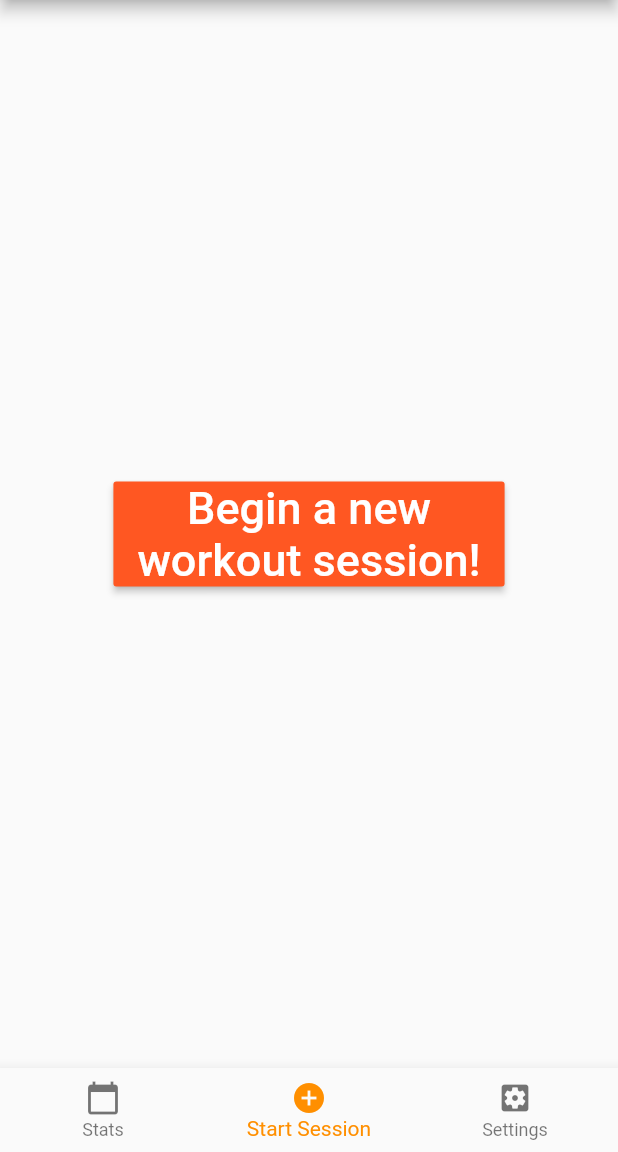
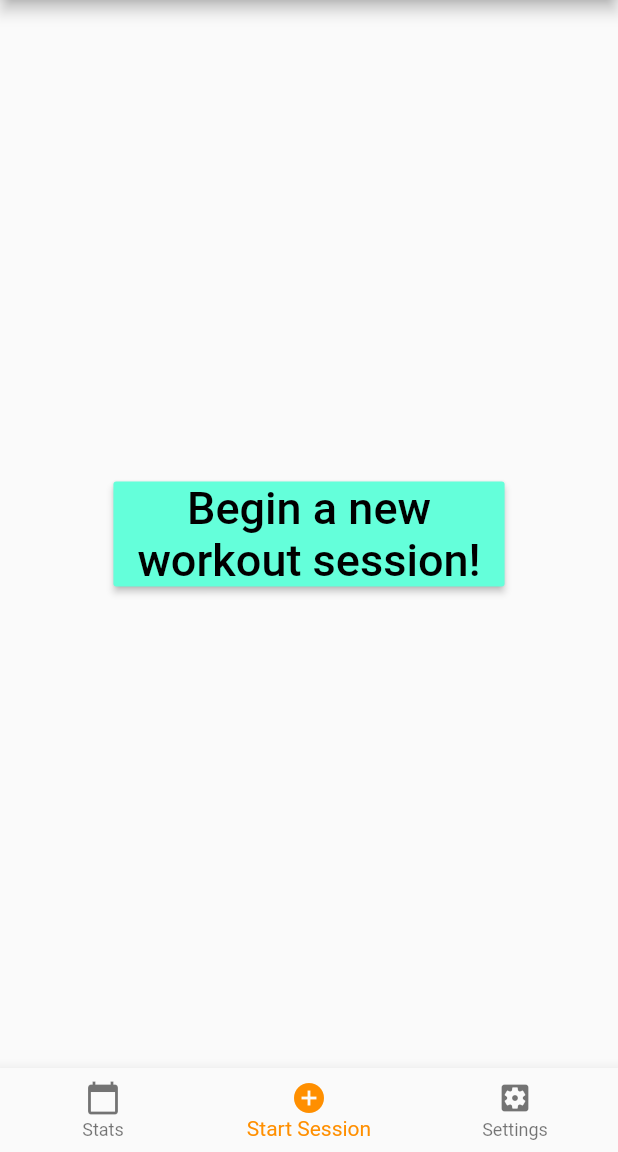
Before and after one commit to JARSH/nuCoach, a Flutter app: the screen it shows after launch, on a phone screen of 412 x 824 dp, the part 84-1236 px from its top. Run offline on Flutter 3.47's test engine with Material 2 defaults, Android fonts, the light colour scheme and no system bars; our stand-ins replace camera, expandable, flutter_rating_bar, get, permission_handler, sqflite and 1 more; missing offline and left inert: enum_to_string, tflite; accounts and stored records are empty.

Commit message:
navigation completed from camera, sessions created from camera

```diff
--- a/lib/main.dart
+++ b/lib/main.dart
@@ -49,7 +49,7 @@ class App extends StatelessWidget {
         primarySwatch: Colors.blue,
       ),
       navigatorKey: Get.key,
-      home: new Home(cameras),
+      home: new Home(cameras,1),
       //home: Breakdown(),
     );
   }
--- a/lib/models/session.dart
+++ b/lib/models/session.dart
@@ -15,6 +15,7 @@ class Session {
   Session.fromMap(Map<String, dynamic> map) {
     this.id = map[columnId];
     this.date = DateTime.parse(map[columnDate]);
+    this.sets = new List();
   }
 
   Map toMap() {
--- a/lib/screens/home/home_widget.dart
+++ b/lib/screens/home/home_widget.dart
@@ -9,8 +9,9 @@ import 'components/session_start.dart';
 
 class Home extends StatefulWidget {
   final List<CameraDescription> cameras;
+  final int initialIndex;
 
-  Home(this.cameras, {Key key, this.title}) : super(key: key);
+  Home(this.cameras, this.initialIndex, {Key key, this.title}) : super(key: key);
 
   // This widget is the home page of your application. It is stateful, meaning
   // that it has a State object (defined below) that contains fields that affect
@@ -29,14 +30,14 @@ class Home extends StatefulWidget {
 
 class _HomeState extends State<Home> {
   Map<PermissionGroup, PermissionStatus> permissions;
+  int _selectedIndex;
 
-  int _selectedIndex = 1;
   static const TextStyle optionStyle =
       TextStyle(fontSize: 30, fontWeight: FontWeight.bold);
   final List<Widget> _children = [
     CalendarWidget(),
-    Session(Colors.deepOrange, "Begin a new\nworkout session!",
-        TextStyle(color: Colors.white, fontSize: 30), cameras),
+    Session(Colors.tealAccent, "Begin a new\nworkout session!",
+        TextStyle(color: Colors.black, fontSize: 30), cameras),
     DatabaseTestWidget()
   ];
 
@@ -44,6 +45,7 @@ class _HomeState extends State<Home> {
   void initState() {
     super.initState();
     getPermission();
+    _selectedIndex = widget.initialIndex;
   }
 
   @override
--- a/pubspec.yaml
+++ b/pubspec.yaml
@@ -30,6 +30,7 @@ dependencies:
   enum_to_string: ^1.0.8
   flutter_rating_bar: ^3.0.1+1
   permission_handler: '^4.2.0+hotfix.3'
+  back_button_interceptor: 4.2.3
 
   # The following adds the Cupertino Icons font to your application.
   # Use with the CupertinoIcons class for iOS style icons.
```
Also changed, not shown: lib/database/database_helpers.dart (+15 -0 lines), lib/screens/camera/camera_widget.dart (+32 -7 lines), lib/screens/summary/summary_widget.dart (+17 -6 lines), pubspec.lock.
